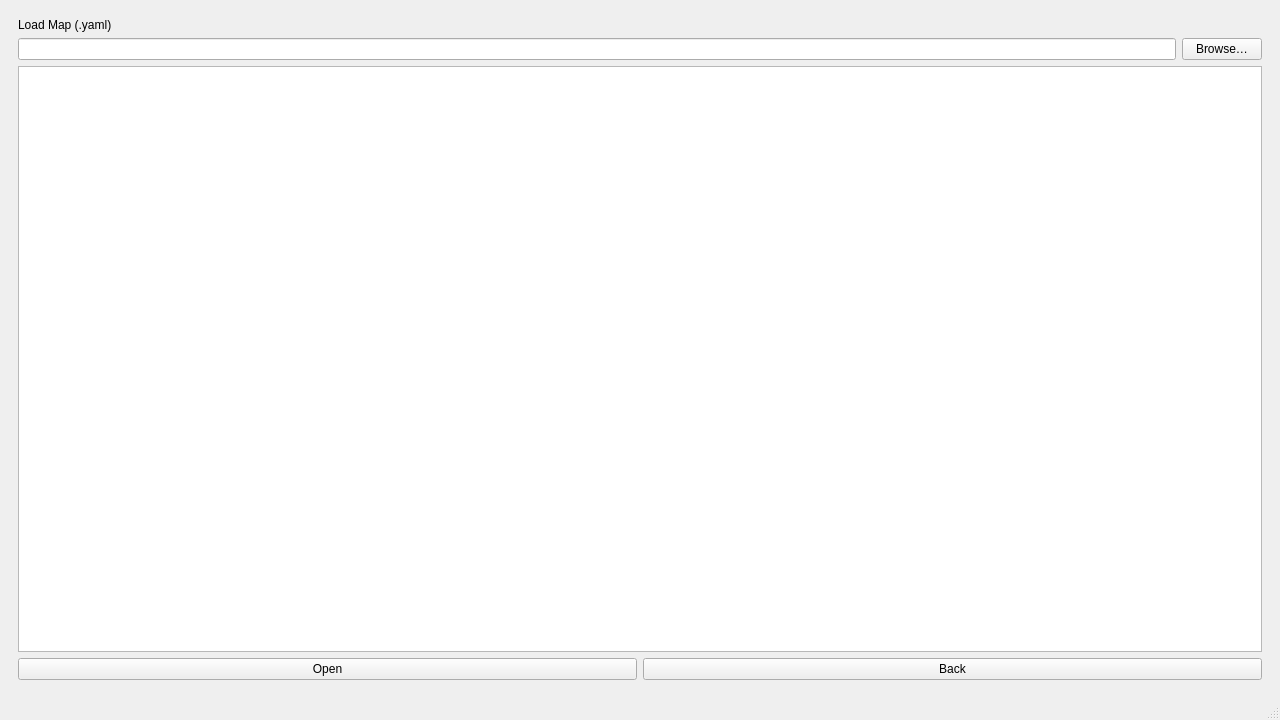
Above: editor/EditorGame.ui from Manupenalva/need-for-speed-cpp before the change. Below: the same form after it.
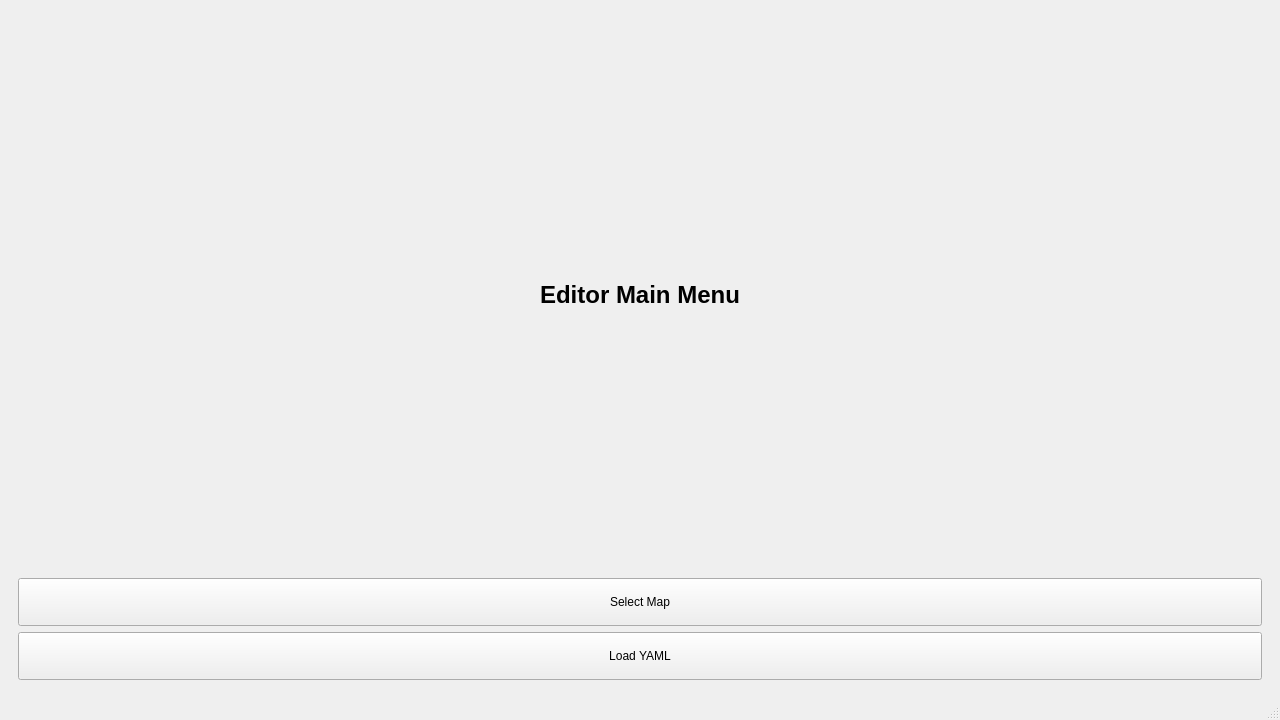
That is the form after the change. The open tabs and pages were chosen to show the change. Icons and pictures are not drawn. Custom widgets are drawn as their Qt base class.

Commit message: manera en la que se carga

```diff
--- a/editor/EditorGame.ui
+++ b/editor/EditorGame.ui
@@ -78,52 +78,6 @@
         </item>
        </layout>
       </widget>
-      <widget class="QWidget" name="pageLoadMap">
-       <layout class="QVBoxLayout" name="vboxLoad">
-        <item>
-         <widget class="QLabel" name="labelLoad">
-          <property name="text">
-           <string>Load Map (.yaml)</string>
-          </property>
-         </widget>
-        </item>
-        <item>
-         <layout class="QHBoxLayout" name="hLoad">
-          <item>
-           <widget class="QLineEdit" name="lineMapPath"/>
-          </item>
-          <item>
-           <widget class="QPushButton" name="btnBrowseMap">
-            <property name="text">
-             <string>Browse…</string>
-            </property>
-           </widget>
-          </item>
-         </layout>
-        </item>
-        <item>
-         <widget class="QListWidget" name="listRecentMaps"/>
-        </item>
-        <item>
-         <layout class="QHBoxLayout" name="hLoadNav">
-          <item>
-           <widget class="QPushButton" name="btnOpenMap">
-            <property name="text">
-             <string>Open</string>
-            </property>
-           </widget>
-          </item>
-          <item>
-           <widget class="QPushButton" name="btnBackFromLoad">
-            <property name="text">
-             <string>Back</string>
-            </property>
-           </widget>
-          </item>
-         </layout>
-        </item>
-       </layout>
-      </widget>
       <widget class="QWidget" name="pageEditor">
        <layout class="QVBoxLayout" name="vboxEditor">
         <item>
```
The commit also changes 2 other files.
